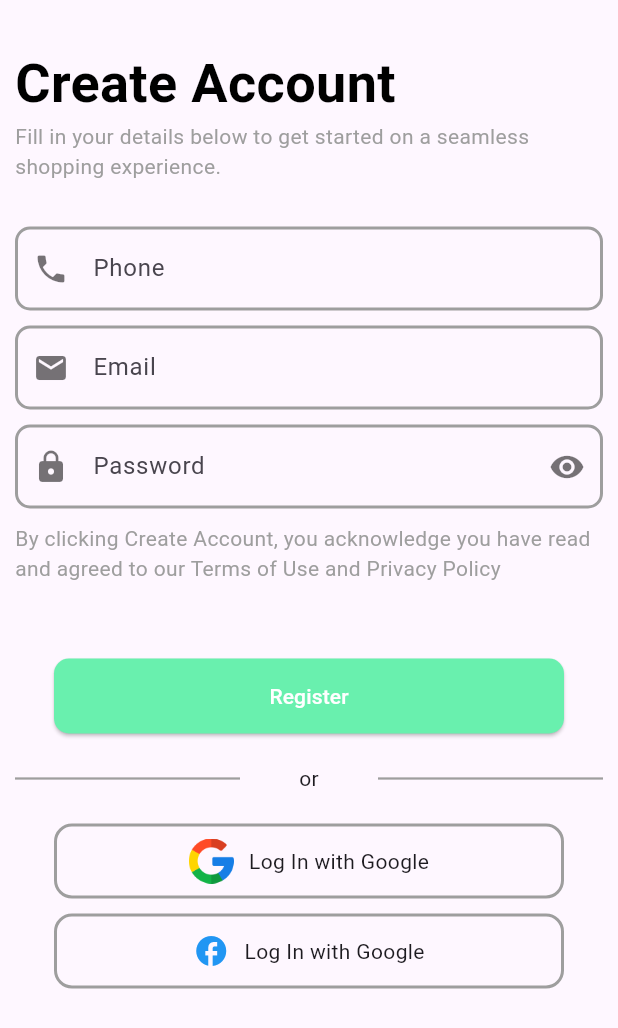
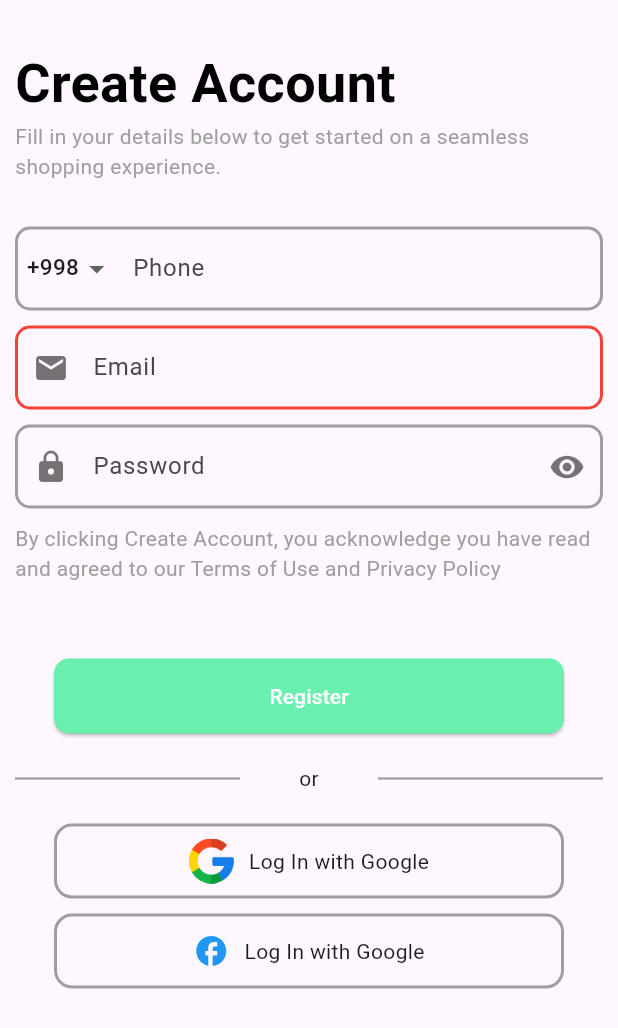
Before and after one commit to behruzergashaliyevvv/home_haven, a Flutter app: the RegisterScreen screen opened directly, on a phone screen of 412 x 824 dp. Shown: the top 1028 px of the screen. Run offline on Flutter 3.47's test engine with Material 3 defaults, Android fonts, the light colour scheme and no system bars; our stand-ins replace carousel_slider, dartz, dio, get_it, shared_preferences; accounts and stored records are empty; network calls fail.

Commit message:
first commit

```diff
--- a/lib/features/auth/presentation/screens/register_screen.dart
+++ b/lib/features/auth/presentation/screens/register_screen.dart
@@ -1,5 +1,6 @@
 import 'package:flutter/material.dart';
 import 'package:dars_3/features/auth/presentation/controller/auth_provider.dart';
+import 'package:flutter/services.dart';
 import 'package:provider/provider.dart';
 
 class RegisterScreen extends StatefulWidget {
@@ -14,6 +15,10 @@ class _RegisterScreenState extends State<RegisterScreen> {
   final emailController = TextEditingController();
   final passwordController = TextEditingController();
   bool _isPasswordHidden = true;
+  String selectedCountryCode = "+998";
+  bool _isValidEmail(String email) {
+    return email.endsWith("@gmail.com") || email.endsWith("@email.com");
+  }
 
   @override
   void dispose() {
@@ -60,7 +65,35 @@ class _RegisterScreenState extends State<RegisterScreen> {
                   keyboardType: TextInputType.phone,
                   decoration: InputDecoration(
                     labelText: "Phone",
-                    prefixIcon: Icon(Icons.phone, color: Colors.black54),
+                    prefixIcon: Padding(
+                      padding: const EdgeInsets.symmetric(horizontal: 8),
+                      child: DropdownButtonHideUnderline(
+                        child: DropdownButton<String>(
+                          value: selectedCountryCode,
+                          onChanged: (String? newValue) {
+                            setState(() {
+                              selectedCountryCode = newValue!;
+                            });
+                          },
+                          items: [
+                            "+998",
+                            "+1",
+                            "+44",
+                            "+91",
+                            "+86",
+                            "+33",
+                            "+49",
+                            "+7"
+                          ].map<DropdownMenuItem<String>>((String value) {
+                            return DropdownMenuItem<String>(
+                              value: value,
+                              child:
+                                  Text(value, style: TextStyle(fontSize: 15)),
+                            );
+                          }).toList(),
+                        ),
+                      ),
+                    ),
                     enabledBorder: OutlineInputBorder(
                       borderRadius: BorderRadius.circular(10),
                       borderSide: BorderSide(color: Colors.grey, width: 2),
@@ -71,6 +104,7 @@ class _RegisterScreenState extends State<RegisterScreen> {
                     ),
                   ),
                 ),
+
                 SizedBox(height: 10),
                 TextField(
                   controller: emailController,
@@ -80,13 +114,30 @@ class _RegisterScreenState extends State<RegisterScreen> {
                     prefixIcon: Icon(Icons.email, color: Colors.black54),
                     enabledBorder: OutlineInputBorder(
                       borderRadius: BorderRadius.circular(10),
-                      borderSide: BorderSide(color: Colors.grey, width: 2),
+                      borderSide: BorderSide(
+                        color: _isValidEmail(emailController.text)
+                            ? Colors.grey
+                            : Colors.red,
+                        width: 2,
+                      ),
                     ),
                     focusedBorder: OutlineInputBorder(
                       borderRadius: BorderRadius.circular(10),
-                      borderSide: BorderSide(color: Colors.grey, width: 3),
+                      borderSide: BorderSide(
+                        color: _isValidEmail(emailController.text)
+                            ? Colors.grey
+                            : Colors.red,
+                        width: 3,
+                      ),
                     ),
+                    errorText: emailController.text.isNotEmpty &&
+                            !_isValidEmail(emailController.text)
+                        ? "Email @gmail.com yoki @email.com bilan tugashi kerak"
+                        : null,
                   ),
+                  onChanged: (value) {
+                    setState(() {}); // UI yangilash
+                  },
                 ),
                 SizedBox(height: 10),
                 TextField(
@@ -137,11 +188,15 @@ class _RegisterScreenState extends State<RegisterScreen> {
                     fixedSize: Size(340, 50),
                   ),
                   onPressed: () async {
+                    String fullPhoneNumber =
+                        "$selectedCountryCode${phoneController.text.trim()}";
+
                     await authProvider.register(
-                      phoneNumber: phoneController.text.trim(),
+                      phoneNumber: fullPhoneNumber,
                       email: emailController.text.trim(),
                       password: passwordController.text.trim(),
                     );
+
                     ScaffoldMessenger.of(context).showSnackBar(
                       SnackBar(
                         content: Text(authProvider.message),
--- a/lib/main.dart
+++ b/lib/main.dart
@@ -36,7 +36,7 @@ class MyApp extends StatelessWidget {
           useMaterial3: true,
         ),
         home: getIt<SharedPreferences>().getString(PrefsKeys.tokenKey) != null
-            ? HomeScreen()
+            ? LoginScreen()
             : LoginScreen(),
       ),
     );
```
Also changed, not shown: lib/features/auth/presentation/screens/login_screen.dart (+40 -8 lines).
